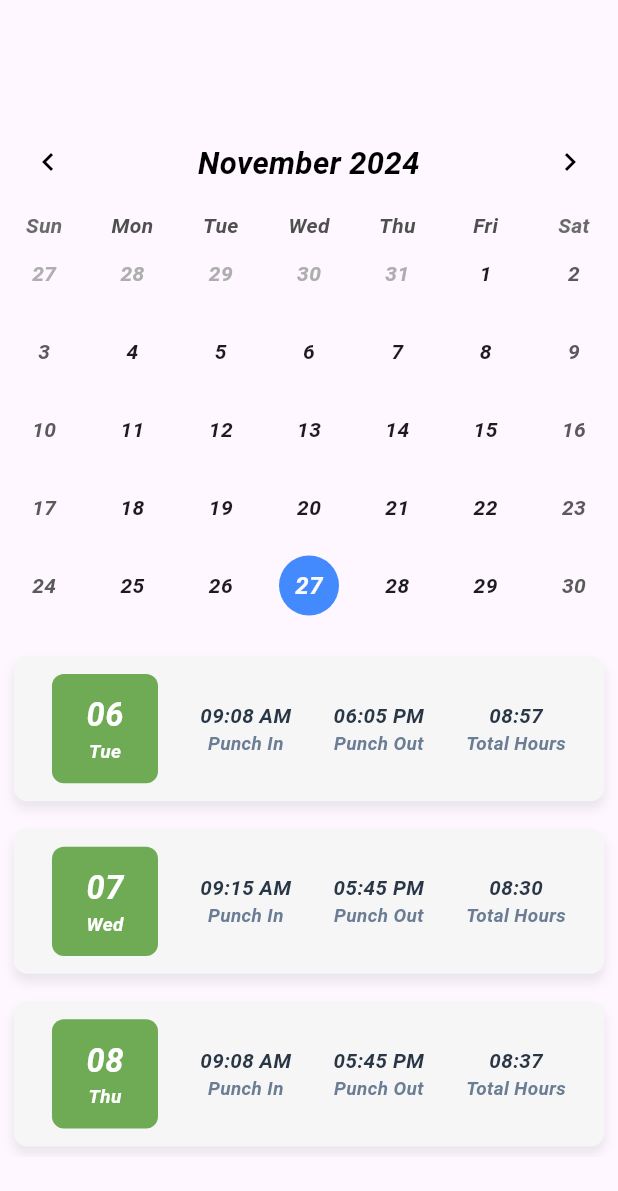
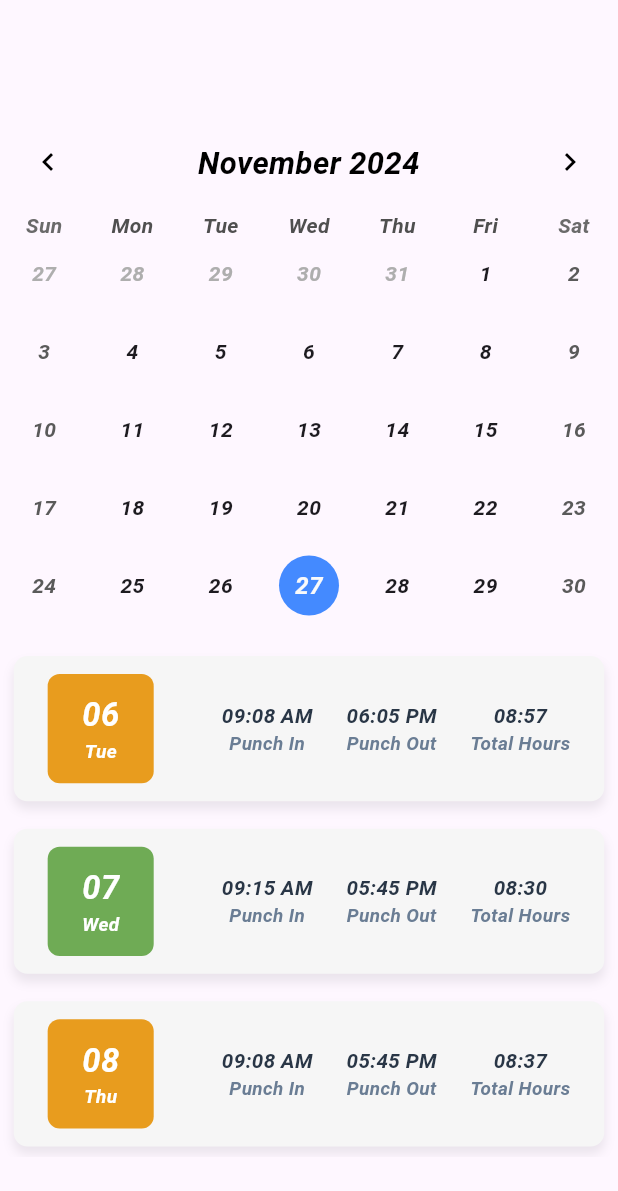
Before and after one commit to HamzaAlhaj97/Attendance, a Flutter app: the screen it shows after launch, on a phone screen of 412 x 824 dp. Shown: the top 1191 px of the screen. Run offline on Flutter 3.47's test engine with Material 3 defaults, Android fonts, the phone set to English and light mode, and no system bars; drawn by our look-alikes of table_calendar; our stand-ins replace device_preview, flutter_screenutil.

Commit message:
New Changes

```diff
--- a/lib/features/attendance/presentation/Widgets/history_List.dart
+++ b/lib/features/attendance/presentation/Widgets/history_List.dart
@@ -77,21 +77,23 @@ class HistoryList extends StatelessWidget {
                       children: [
                         Column(
                           children: [
-                            StyledContainer(
+                            StyledContainer(totalHours: calculateTotalHours(
+                                record['arrivalTime'] ?? '',
+                                record['leavingTime'] ?? ''),
                               dayNumber: record['dayNumber'] ?? '',
                               dayShort: record['dayShort'] ?? '',
                             ),
                           ],
                         ),
-                       10.verticalSpace,
+                       20.horizontalSpace,
                         StyledColumn(
                             record: record['arrivalTime'] ?? '',
                             placeHolder: 'Punch In'),
-                        10.verticalSpace,
+                        20.verticalSpace,
                         StyledColumn(
                             record: record['leavingTime'] ?? '',
                             placeHolder: 'Punch Out'),
-                        10.verticalSpace,
+                        20.verticalSpace,
                         StyledColumn(
                             record: calculateTotalHours(
                                 record['arrivalTime'] ?? '',
--- a/lib/features/attendance/presentation/Widgets/styled_container.dart
+++ b/lib/features/attendance/presentation/Widgets/styled_container.dart
@@ -4,9 +4,33 @@ import 'package:flutter_screenutil/flutter_screenutil.dart';
 
 class StyledContainer extends StatelessWidget {
   const StyledContainer(
-      {super.key, required this.dayNumber, required this.dayShort});
+      {super.key, required this.dayNumber, required this.dayShort,required this.totalHours});
   final dynamic dayNumber;
   final dynamic dayShort;
+  final String totalHours;
+
+TimeOfDay stringToTimeOfDay(String timeString) {
+  final parts = timeString.split(':');
+  return TimeOfDay(
+    hour: int.parse(parts[0]),
+    minute: int.parse(parts[1]),
+  );
+}
+
+TimeOfDay getTotalAsTime(){
+  TimeOfDay time = stringToTimeOfDay(totalHours);
+  return time;
+}
+
+Color getContainerColor(){
+  TimeOfDay time = getTotalAsTime();
+  if (time.hour < 8 ){
+    return const Color(0xffE9484C);
+  } else if (time.hour == 8 && (time.minute >=00 && time.minute <= 30)){
+    return const Color(0xff6FAB55);
+  }
+  return const Color(0xffE89C1E);
+}
 
   @override
   Widget build(BuildContext context) {
@@ -14,7 +38,7 @@ class StyledContainer extends StatelessWidget {
       padding:  EdgeInsets.symmetric(vertical: 10.h, horizontal: 20.w),
       decoration: BoxDecoration(
         borderRadius: BorderRadius.circular(8),
-        color: const Color(0xff6FAB55),
+        color: getContainerColor()
       ),
       child: Column(
         children: [
```
